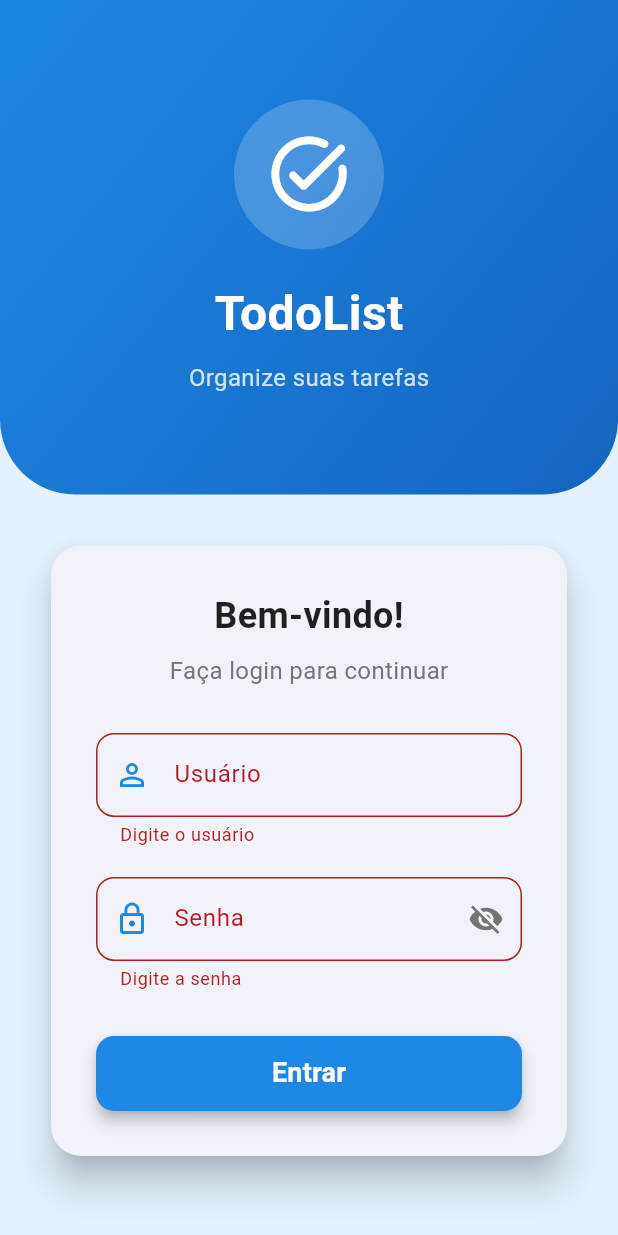
After one commit to Johnliveira/todolist-flutter, a Flutter app: the screen it shows after launch, after a tap on "Entrar", on a phone screen of 412 x 824 dp. The commit adds this screen. Run offline on Flutter 3.47's test engine with Material 3 defaults, Android fonts, the phone set to English and light mode, and no system bars.

Commit message:
add login page

```diff
--- a/lib/main.dart
+++ b/lib/main.dart
@@ -2,6 +2,7 @@ import 'package:flutter/material.dart';
 import 'package:provider/provider.dart';
 import 'package:todo_list_flutter/provider/task_provider.dart';
 import 'package:todo_list_flutter/routes/app_routes.dart';
+import 'package:todo_list_flutter/views/login_screen.dart';
 import 'package:todo_list_flutter/views/task_form.dart';
 import 'package:todo_list_flutter/views/task_list.dart';
 
@@ -19,11 +20,13 @@ class MyApp extends StatelessWidget {
       child: MaterialApp(
         title: 'TODOLIST Flutter',
         theme: ThemeData(
-          colorScheme: ColorScheme.fromSeed(seedColor: Colors.grey),
+          colorScheme: ColorScheme.fromSeed(seedColor: Colors.blue),
           useMaterial3: true,
         ),
+        initialRoute: AppRoutes.LOGIN,
         routes: {
-          AppRoutes.SLASH: (_) => TaskList(),
+          AppRoutes.LOGIN: (_) => const LoginScreen(),
+          AppRoutes.SLASH: (_) => const TaskList(),
           AppRoutes.TASK_FORM: (_) => TaskForm(),
         },
       ),
@@ -72,7 +75,7 @@ class _MyHomePageState extends State<MyHomePage> {
         onPressed: _incrementCounter,
         tooltip: 'Increment',
         child: const Icon(Icons.add),
-      ), // This trailing comma makes auto-formatting nicer for build methods.
+      ),
     );
   }
 }
--- a/lib/routes/app_routes.dart
+++ b/lib/routes/app_routes.dart
@@ -1,4 +1,5 @@
 class AppRoutes {
+  static const LOGIN = '/login';
   static const SLASH = '/';
   static const TASK_FORM = '/task-form';
 }
--- /dev/null
+++ b/lib/views/login_screen.dart
@@ -0,0 +1,277 @@
+import 'package:flutter/material.dart';
+import 'package:todo_list_flutter/routes/app_routes.dart';
+
+class LoginScreen extends StatefulWidget {
+  const LoginScreen({super.key});
+
+  @override
+  State<LoginScreen> createState() => _LoginScreenState();
+}
+
+class _LoginScreenState extends State<LoginScreen> {
+  final _formKey = GlobalKey<FormState>();
+  final _usernameController = TextEditingController();
+  final _passwordController = TextEditingController();
+  bool _isPasswordVisible = false;
+  bool _isLoading = false;
+
+  @override
+  void dispose() {
+    _usernameController.dispose();
+    _passwordController.dispose();
+    super.dispose();
+  }
+
+  void _login() async {
+    if (_formKey.currentState!.validate()) {
+      setState(() {
+        _isLoading = true;
+      });
+
+      await Future.delayed(const Duration(seconds: 1));
+
+      if (_usernameController.text == 'admin' && _passwordController.text == 'admin') {
+        Navigator.of(context).pushReplacementNamed(AppRoutes.SLASH);
+      } else {
+        _showErrorDialog();
+      }
+
+      setState(() {
+        _isLoading = false;
+      });
+    }
+  }
+
+  void _showErrorDialog() {
+    showDialog(
+      context: context,
+      builder: (ctx) => AlertDialog(
+        shape: RoundedRectangleBorder(
+          borderRadius: BorderRadius.circular(16),
+        ),
+        title: Row(
+          children: [
+            Icon(Icons.error_outline, color: Colors.red.shade600, size: 28),
+            const SizedBox(width: 8),
+            const Text('Erro de Login'),
+          ],
+        ),
+        content: const Text(
+          'Usuário ou senha incorretos!\nUse "admin" para ambos os campos.',
+          style: TextStyle(fontSize: 16),
+        ),
+        actions: [
+          ElevatedButton(
+            style: ElevatedButton.styleFrom(
+              backgroundColor: Colors.blue.shade600,
+              foregroundColor: Colors.white,
+              shape: RoundedRectangleBorder(
+                borderRadius: BorderRadius.circular(8),
+              ),
+            ),
+            child: const Text('OK'),
+            onPressed: () => Navigator.of(context).pop(),
+          ),
+        ],
+      ),
+    );
+  }
+
+  @override
+  Widget build(BuildContext context) {
+    return Scaffold(
+      backgroundColor: Colors.blue.shade50,
+      body: SingleChildScrollView(
+        child: Container(
+          height: MediaQuery.of(context).size.height,
+          child: Column(
+            children: [
+              Container(
+                height: MediaQuery.of(context).size.height * 0.4,
+                decoration: BoxDecoration(
+                  gradient: LinearGradient(
+                    colors: [Colors.blue.shade600, Colors.blue.shade800],
+                    begin: Alignment.topLeft,
+                    end: Alignment.bottomRight,
+                  ),
+                  borderRadius: const BorderRadius.only(
+                    bottomLeft: Radius.circular(50),
+                    bottomRight: Radius.circular(50),
+                  ),
+                ),
+                child: Center(
+                  child: Column(
+                    mainAxisAlignment: MainAxisAlignment.center,
+                    children: [
+                      Container(
+                        width: 100,
+                        height: 100,
+                        decoration: BoxDecoration(
+                          color: Colors.white.withOpacity(0.2),
+                          shape: BoxShape.circle,
+                        ),
+                        child: const Icon(
+                          Icons.task_alt_rounded,
+                          size: 60,
+                          color: Colors.white,
+                        ),
+                      ),
+                      const SizedBox(height: 20),
+                      const Text(
+                        'TodoList',
+                        style: TextStyle(
+                          fontSize: 32,
+                          fontWeight: FontWeight.bold,
+                          color: Colors.white,
+                        ),
+                      ),
+                      const SizedBox(height: 8),
+                      Text(
+                        'Organize suas tarefas',
+                        style: TextStyle(
+                          fontSize: 16,
+                          color: Colors.white.withOpacity(0.8),
+                        ),
+                      ),
+                    ],
+                  ),
+                ),
+              ),
+
+              Expanded(
+                child: Padding(
+                  padding: const EdgeInsets.all(30),
+                  child: Column(
+                    mainAxisAlignment: MainAxisAlignment.center,
+                    children: [
+                      Card(
+                        elevation: 10,
+                        shape: RoundedRectangleBorder(
+                          borderRadius: BorderRadius.circular(20),
+                        ),
+                        child: Padding(
+                          padding: const EdgeInsets.all(30),
+                          child: Form(
+                            key: _formKey,
+                            child: Column(
+                              mainAxisSize: MainAxisSize.min,
+                              children: [
+                                const Text(
+                                  'Bem-vindo!',
+                                  style: TextStyle(
+                                    fontSize: 24,
+                                    fontWeight: FontWeight.bold,
+                                    color: Colors.black87,
+                                  ),
+                                ),
+                                const SizedBox(height: 8),
+                                Text(
+                                  'Faça login para continuar',
+                                  style: TextStyle(
+                                    fontSize: 16,
+                                    color: Colors.grey.shade600,
+                                  ),
+                                ),
+                                const SizedBox(height: 30),
+
+                                TextFormField(
+                                  controller: _usernameController,
+                                  decoration: InputDecoration(
+                                    labelText: 'Usuário',
+                                    hintText: 'Digite admin',
+                                    prefixIcon: Icon(Icons.person_outline, color: Colors.blue.shade600),
+                                    border: OutlineInputBorder(
+                                      borderRadius: BorderRadius.circular(12),
+                                    ),
+                                    focusedBorder: OutlineInputBorder(
+                                      borderRadius: BorderRadius.circular(12),
+                                      borderSide: BorderSide(color: Colors.blue.shade600, width: 2),
+                                    ),
+                                  ),
+                                  validator: (value) {
+                                    if (value == null || value.trim().isEmpty) {
+                                      return 'Digite o usuário';
+                                    }
+                                    return null;
+                                  },
+                                ),
+                                const SizedBox(height: 20),
+
+                                TextFormField(
+                                  controller: _passwordController,
+                                  obscureText: !_isPasswordVisible,
+                                  decoration: InputDecoration(
+                                    labelText: 'Senha',
+                                    hintText: 'Digite admin',
+                                    prefixIcon: Icon(Icons.lock_outline, color: Colors.blue.shade600),
+                                    suffixIcon: IconButton(
+                                      icon: Icon(
+                                        _isPasswordVisible ? Icons.visibility : Icons.visibility_off,
+                                        color: Colors.grey.shade600,
+                                      ),
+                                      onPressed: () {
+                                        setState(() {
+                                          _isPasswordVisible = !_isPasswordVisible;
+                                        });
+                                      },
+                                    ),
+                                    border: OutlineInputBorder(
+                                      borderRadius: BorderRadius.circular(12),
+                                    ),
+                                    focusedBorder: OutlineInputBorder(
+                                      borderRadius: BorderRadius.circular(12),
+                                      borderSide: BorderSide(color: Colors.blue.shade600, width: 2),
+                                    ),
+                                  ),
+                                  validator: (value) {
+                                    if (value == null || value.trim().isEmpty) {
+                                      return 'Digite a senha';
+                                    }
+                                    return null;
+                                  },
+                                ),
+                                const SizedBox(height: 30),
+
+                                SizedBox(
+                                  width: double.infinity,
+                                  height: 50,
+                                  child: ElevatedButton(
+                                    onPressed: _isLoading ? null : _login,
+                                    style: ElevatedButton.styleFrom(
+                                      backgroundColor: Colors.blue.shade600,
+                                      foregroundColor: Colors.white,
+                                      shape: RoundedRectangleBorder(
+                                        borderRadius: BorderRadius.circular(12),
+                                      ),
+                                      elevation: 4,
+                                    ),
+                                    child: _isLoading
+                                        ? const CircularProgressIndicator(
+                                            color: Colors.white,
+                                          )
+                                        : const Text(
+                                            'Entrar',
+                                            style: TextStyle(
+                                              fontSize: 18,
+                                              fontWeight: FontWeight.bold,
+                                            ),
+                                          ),
+                                  ),
+                                ),
+                              ],
+                            ),
+                          ),
+                        ),
+                      ),
+                      const SizedBox(height: 20),
+                    ],
+                  ),
+                ),
+              ),
+            ],
+          ),
+        ),
+      ),
+    );
+  }
+}
```
Also changed, not shown: lib/views/task_list.dart (+55 -0 lines).
